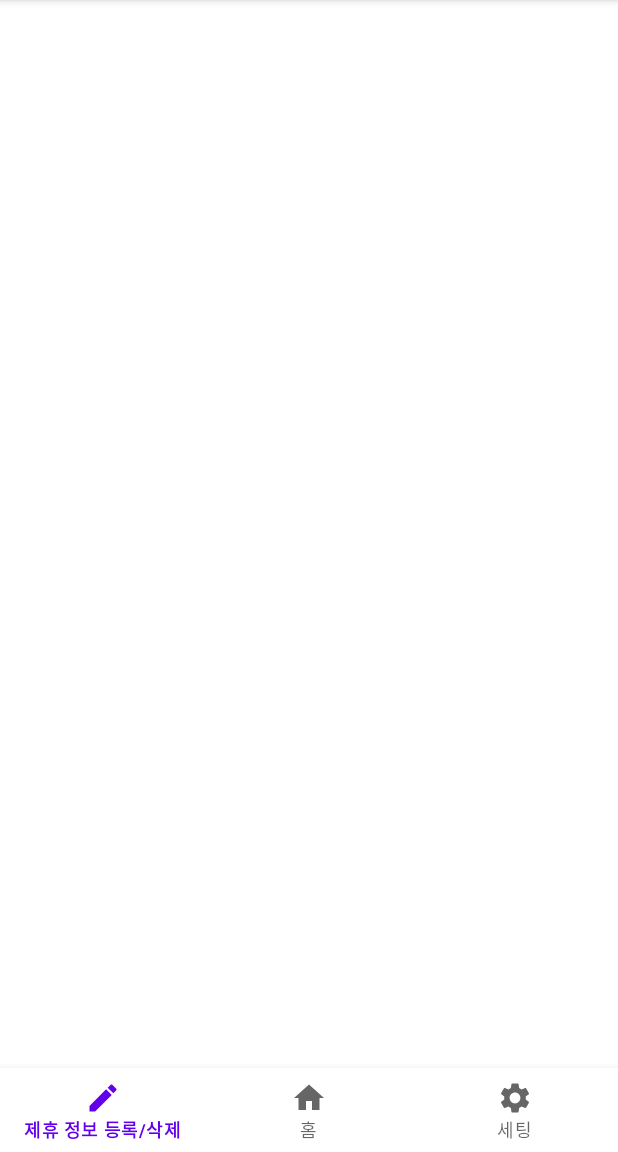
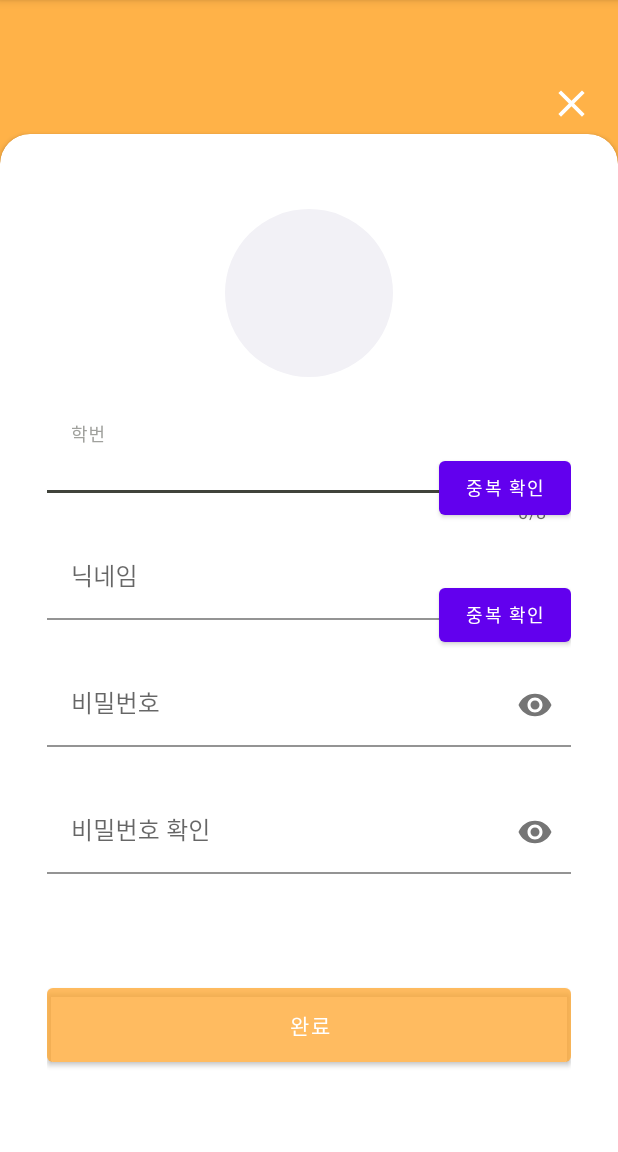
Before and after one commit to MJU-AFFILIATES/affiliates-android, an Android app: the screen it shows after launch (MainActivity before the commit, ActivitySignUp after it), on a phone screen of 412 x 824 dp, the part 84-1236 px from its top. Run offline under Robolectric (Android 15) with nearby library versions, the phone set to English and light mode, and no system bars; our stand-ins replace CircleImageView.

Commit message:
[FEAT] 회원가입 뷰 생성중

```diff
--- a/app/build.gradle
+++ b/app/build.gradle
@@ -71,4 +71,10 @@ dependencies {
     // Coil
     implementation 'io.coil-kt:coil:2.0.0-rc03'
 
+    // TextInputLayout
+    implementation 'com.google.android.material:material:1.2.1'
+
+    // CircleImageView
+    implementation 'de.hdodenhof:circleimageview:3.1.0'
+
 }
--- a/app/src/main/AndroidManifest.xml
+++ b/app/src/main/AndroidManifest.xml
@@ -12,7 +12,7 @@
         android:supportsRtl="true"
         android:theme="@style/Theme.Affiliatesandroid">
         <activity
-            android:name=".ui.view.MainActivity"
+            android:name=".ui.view.login.ActivitySignUp"
             android:exported="true">
             <intent-filter>
                 <action android:name="android.intent.action.MAIN" />
@@ -20,6 +20,8 @@
                 <category android:name="android.intent.category.LAUNCHER" />
             </intent-filter>
         </activity>
+<!--        <activity android:name=".ui.view.login.ActivitySignUp"/>-->
+        <activity android:name=".ui.view.MainActivity"/>
     </application>
 
 </manifest>
--- /dev/null
+++ b/app/src/main/java/com/example/affiliates_android/data/User.kt
@@ -0,0 +1,7 @@
+package com.example.affiliates_android.data
+
+data class User(
+    val studentId: String,
+    val password: String,
+    val nickname: String
+)
--- /dev/null
+++ b/app/src/main/java/com/example/affiliates_android/ui/view/login/ActivitySignUp.kt
@@ -0,0 +1,33 @@
+package com.example.affiliates_android.ui.view.login
+
+import android.os.Bundle
+import androidx.appcompat.app.AppCompatActivity
+import com.example.affiliates_android.data.User
+import com.example.affiliates_android.databinding.ActivitySignupBinding
+
+class ActivitySignUp: AppCompatActivity() {
+    private val binding: ActivitySignupBinding by lazy {
+        ActivitySignupBinding.inflate(layoutInflater)
+    }
+
+    override fun onCreate(savedInstanceState: Bundle?) {
+        super.onCreate(savedInstanceState)
+        setContentView(binding.root)
+
+        binding.signupSignupBtn.setOnClickListener {
+            signUp()
+        }
+    }
+
+//    private fun getUser(): User {
+//        val studentId = binding.signupStudentIdEt.text.toString()
+//        val password = binding.signupPasswordEt.text.toString()
+//        val nickname = binding.signupNicknameEt.text.toString()
+//
+//        return User(studentId, password, nickname)
+//    }
+
+    private fun signUp() {
+
+    }
+}
--- /dev/null
+++ b/app/src/main/res/layout/activity_signup.xml
@@ -0,0 +1,162 @@
+<?xml version="1.0" encoding="utf-8"?>
+<androidx.constraintlayout.widget.ConstraintLayout xmlns:android="http://schemas.android.com/apk/res/android"
+    android:layout_width="match_parent"
+    android:layout_height="match_parent"
+    android:background="@color/orange_light"
+    xmlns:app="http://schemas.android.com/apk/res-auto">
+
+    <ImageButton
+        android:layout_width="wrap_content"
+        android:layout_height="wrap_content"
+        android:src="@drawable/clear"
+        android:background="@android:color/transparent"
+        app:layout_constraintEnd_toEndOf="parent"
+        app:layout_constraintBottom_toTopOf="@id/signup_card_view_cv"
+        android:layout_marginEnd="16dp"
+        android:layout_marginBottom="5dp"/>
+
+    <androidx.cardview.widget.CardView
+        android:id="@+id/signup_card_view_cv"
+        android:layout_width="match_parent"
+        android:layout_height="match_parent"
+        android:layout_marginTop="89dp"
+        app:cardCornerRadius="20dp"
+        android:layout_marginBottom="-100dp"
+        app:layout_constraintTop_toTopOf="parent"
+        app:layout_constraintStart_toStartOf="parent"
+        app:layout_constraintEnd_toEndOf="parent">
+
+        <androidx.constraintlayout.widget.ConstraintLayout
+            android:layout_width="match_parent"
+            android:layout_height="match_parent"
+            android:paddingStart="31dp"
+            android:paddingEnd="31dp">
+            <de.hdodenhof.circleimageview.CircleImageView
+                android:id="@+id/signup_input_image_iv"
+                android:layout_width="112dp"
+                android:layout_height="112dp"
+                android:src="@color/light_gray"
+                android:layout_marginTop="50dp"
+                app:layout_constraintTop_toTopOf="parent"
+                app:layout_constraintStart_toStartOf="parent"
+                app:layout_constraintEnd_toEndOf="parent"/>
+
+            <com.google.android.material.textfield.TextInputLayout
+                android:id="@+id/signup_student_id_layout"
+                android:layout_width="match_parent"
+                android:layout_height="wrap_content"
+                android:layout_marginTop="21dp"
+                app:counterEnabled="true"
+                app:counterMaxLength="8"
+                app:errorEnabled="true"
+                app:hintTextColor="@color/gray"
+                app:boxStrokeColor="@color/dark_gray"
+                app:boxBackgroundColor="@color/white"
+                app:layout_constraintTop_toBottomOf="@+id/signup_input_image_iv">
+
+                <com.google.android.material.textfield.TextInputEditText
+                    android:id="@+id/signup_student_id_et"
+                    android:layout_width="match_parent"
+                    android:layout_height="wrap_content"
+                    android:hint="학번"/>
+            </com.google.android.material.textfield.TextInputLayout>
+
+            <Button
+                android:id="@+id/signup_student_id_double_check_btn"
+                android:layout_width="wrap_content"
+                android:layout_height="wrap_content"
+                android:text="중복 확인"
+                android:textSize="12sp"
+                app:layout_constraintEnd_toEndOf="parent"
+                app:layout_constraintBottom_toBottomOf="@id/signup_student_id_layout"/>
+
+            <com.google.android.material.textfield.TextInputLayout
+                android:id="@+id/signup_nickname_layout"
+                android:layout_width="match_parent"
+                android:layout_height="wrap_content"
+                android:layout_marginTop="8dp"
+                app:errorEnabled="true"
+                app:hintTextColor="@color/gray"
+                app:boxStrokeColor="@color/dark_gray"
+                app:boxBackgroundColor="@color/white"
+                app:layout_constraintStart_toStartOf="parent"
+                app:layout_constraintEnd_toEndOf="parent"
+                app:layout_constraintTop_toBottomOf="@+id/signup_student_id_layout">
+
+                <com.google.android.material.textfield.TextInputEditText
+                    android:id="@+id/signup_nickname_et"
+                    android:layout_width="match_parent"
+                    android:layout_height="wrap_content"
+                    android:hint="닉네임" />
+            </com.google.android.material.textfield.TextInputLayout>
+
+            <Button
+                android:id="@+id/signup_nickname_double_check_btn"
+                android:layout_width="wrap_content"
+                android:layout_height="wrap_content"
+                android:text="중복 확인"
+                android:textSize="12sp"
+                app:layout_constraintEnd_toEndOf="parent"
+                app:layout_constraintBottom_toBottomOf="@id/signup_nickname_layout"/>
+
+            <com.google.android.material.textfield.TextInputLayout
+                android:id="@+id/signup_password_layout"
+                android:layout_width="match_parent"
+                android:layout_height="wrap_content"
+                android:layout_marginTop="8dp"
+                app:errorEnabled="true"
+                app:hintTextColor="@color/gray"
+                app:boxStrokeColor="@color/dark_gray"
+                app:passwordToggleEnabled="true"
+                app:boxBackgroundColor="@color/white"
+                app:layout_constraintStart_toStartOf="parent"
+                app:layout_constraintEnd_toEndOf="parent"
+                app:layout_constraintTop_toBottomOf="@+id/signup_nickname_layout">
+
+                <com.google.android.material.textfield.TextInputEditText
+                    android:id="@+id/signup_password_et"
+                    android:layout_width="match_parent"
+                    android:layout_height="wrap_content"
+                    android:hint="비밀번호"
+                    android:inputType="textPassword"/>
+            </com.google.android.material.textfield.TextInputLayout>
+
+            <com.google.android.material.textfield.TextInputLayout
+                android:id="@+id/signup_password_check_layout"
+                android:layout_width="match_parent"
+                android:layout_height="wrap_content"
+                android:layout_marginTop="8dp"
+                app:errorEnabled="true"
+                app:hintTextColor="@color/gray"
+                app:boxStrokeColor="@color/dark_gray"
+                app:passwordToggleEnabled="true"
+                app:boxBackgroundColor="@color/white"
+                app:layout_constraintStart_toStartOf="parent"
+                app:layout_constraintEnd_toEndOf="parent"
+                app:layout_constraintTop_toBottomOf="@+id/signup_password_layout">
+
+                <com.google.android.material.textfield.TextInputEditText
+                    android:id="@+id/signup_password_check_et"
+                    android:layout_width="match_parent"
+                    android:layout_height="wrap_content"
+                    android:hint="비밀번호 확인"
+                    android:inputType="textPassword"/>
+            </com.google.android.material.textfield.TextInputLayout>
+
+            <Button
+                android:id="@+id/signup_signup_btn"
+                android:layout_width="match_parent"
+                android:layout_height="wrap_content"
+                android:text="완료"
+                android:backgroundTint="@color/orange_trans"
+                android:paddingTop="14dp"
+                android:paddingBottom="14dp"
+                android:layout_marginTop="49dp"
+                app:layout_constraintStart_toStartOf="parent"
+                app:layout_constraintEnd_toEndOf="parent"
+                app:layout_constraintTop_toBottomOf="@id/signup_password_check_layout"/>
+        </androidx.constraintlayout.widget.ConstraintLayout>
+
+    </androidx.cardview.widget.CardView>
+
+</androidx.constraintlayout.widget.ConstraintLayout>
--- a/app/src/main/res/values/colors.xml
+++ b/app/src/main/res/values/colors.xml
@@ -11,8 +11,11 @@
     <color name="black">#FF000000</color>
     <color name="dark_gray">#40433B</color>
     <color name="gray">#A0A19D</color>
-    <color name="light_gray">#D9D9D9</color>
+    <color name="light_gray">#F2F1F6</color>
     <color name="orange">#FFA52D</color>
+    <color name="orange_trans">#80FFA52D</color>
     <color name="orange_light">#FFB248</color>
     <color name="orange_dark">#3786C9</color>
+    <color name="error_red">#CA2323</color>
+
 </resources>
--- a/build.gradle
+++ b/build.gradle
@@ -5,7 +5,7 @@ buildscript {
         mavenCentral()
     }
     dependencies {
-        classpath "com.android.tools.build:gradle:7.0.4"
+        classpath 'com.android.tools.build:gradle:7.3.0'
         classpath "org.jetbrains.kotlin:kotlin-gradle-plugin:1.6.10"
 
         // NOTE: Do not place your application dependencies here; they belong
```
Also changed, not shown: gradle/wrapper/gradle-wrapper.properties.
